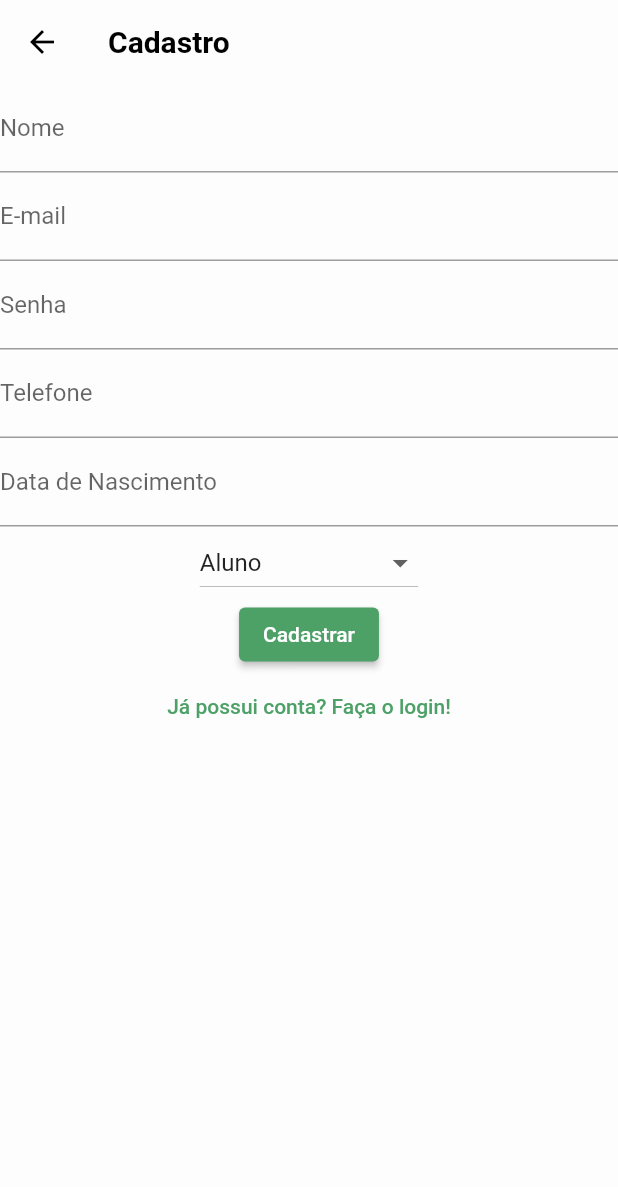
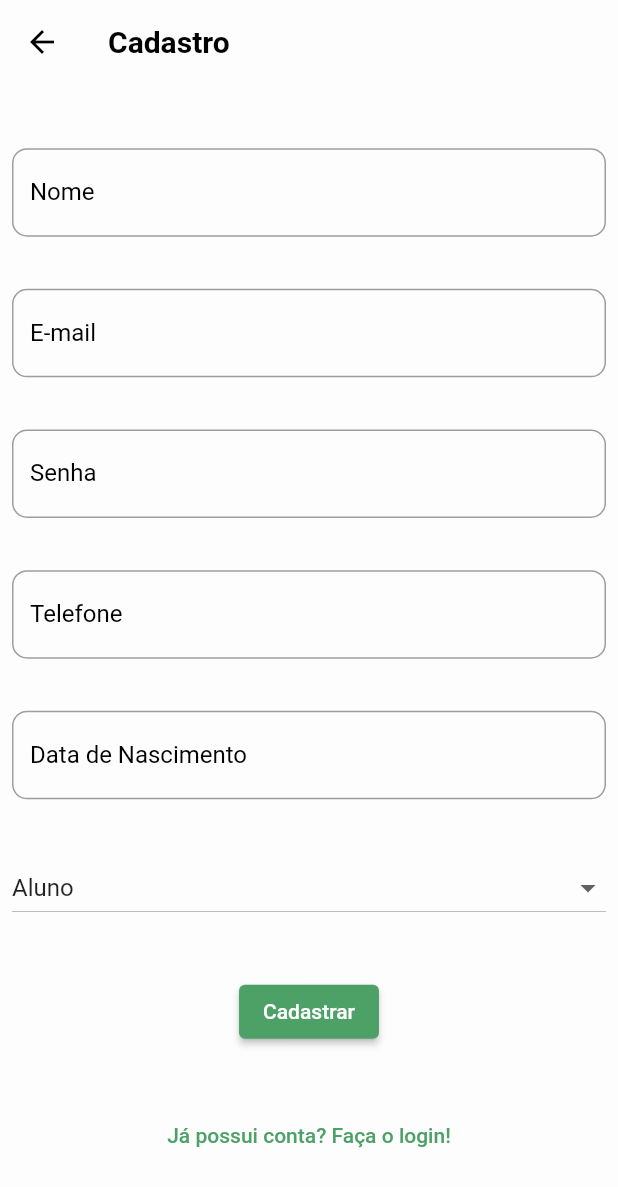
Before and after one commit to JosueErvino/healthroom_app, a Flutter app: the screen it shows after launch, after a tap on "Cadastre-se aqui!", on a phone screen of 412 x 824 dp. Shown: the top 1187 px of the screen. Run offline on Flutter 3.47's test engine with Material 2 defaults, Android fonts, the light colour scheme and no system bars; our stand-ins replace cloud_firestore, firebase_auth, firebase_core; accounts and stored records are empty; network calls fail.

Commit message:
ajustes theme

```diff
--- a/lib/screen/auth/cadastro_screen.dart
+++ b/lib/screen/auth/cadastro_screen.dart
@@ -44,7 +44,11 @@ class _CadastroScreenState extends State<CadastroScreen> {
       appBar: AppBar(
         title: const Text('Cadastro'),
       ),
-      body: Column(
+      body: Padding(
+        padding: const EdgeInsets.all(8.0),
+        child: Column(
+          mainAxisAlignment: MainAxisAlignment.spaceEvenly,
+          mainAxisSize: MainAxisSize.max,
           children: [
             TextField(
               controller: _nomeController,
@@ -88,7 +92,9 @@ class _CadastroScreenState extends State<CadastroScreen> {
               ),
             ),
             DropdownButton(
+              isExpanded: true,
               value: _perfil,
+              dropdownColor: Colors.grey[200],
               hint: const Text('Selecione o perfil'),
               items: const [
                 DropdownMenuItem(
@@ -120,6 +126,7 @@ class _CadastroScreenState extends State<CadastroScreen> {
             ),
           ],
         ),
+      ),
     );
   }
 }
--- a/lib/screen/auth/login_screen.dart
+++ b/lib/screen/auth/login_screen.dart
@@ -33,9 +33,14 @@ class _LoginScreenState extends State<LoginScreen> {
     }
 
     return Scaffold(
-      body: Column(
-        mainAxisAlignment: MainAxisAlignment.center,
+      body: Padding(
+        padding: const EdgeInsets.all(8.0),
+        child: Column(
+          mainAxisAlignment: MainAxisAlignment.spaceEvenly,
           children: [
+            const Image(
+              image: AssetImage('assets/img/logo.png'),
+            ),
             TextField(
               controller: _emailController,
               keyboardType: TextInputType.emailAddress,
@@ -61,6 +66,7 @@ class _LoginScreenState extends State<LoginScreen> {
             ),
           ],
         ),
+      ),
     );
   }
 }
--- a/lib/theme.dart
+++ b/lib/theme.dart
@@ -29,5 +29,38 @@ var appTheme = ThemeData(
       fontSize: 20,
       fontWeight: FontWeight.bold,
     ),
+    toolbarTextStyle: TextStyle(
+      color: Colors.black,
+      fontSize: 20,
+      fontWeight: FontWeight.bold,
+    ),
+  ),
+  splashColor: primaryColor,
+  inputDecorationTheme: _textFieldTheme(),
+  dropdownMenuTheme: DropdownMenuThemeData(
+    inputDecorationTheme: _textFieldTheme(),
   ),
 );
+
+InputDecorationTheme _textFieldTheme() {
+  return InputDecorationTheme(
+    border: OutlineInputBorder(
+      borderRadius: BorderRadius.circular(10),
+    ),
+    enabledBorder: OutlineInputBorder(
+      borderSide: const BorderSide(
+        color: Colors.grey,
+      ),
+      borderRadius: BorderRadius.circular(10),
+    ),
+    focusedBorder: OutlineInputBorder(
+      borderSide: const BorderSide(
+        color: primaryColor,
+      ),
+      borderRadius: BorderRadius.circular(10),
+    ),
+    labelStyle: const TextStyle(
+      color: Colors.black,
+    ),
+  );
+}
```
Lines whose indentation alone changed are shown as unchanged.
